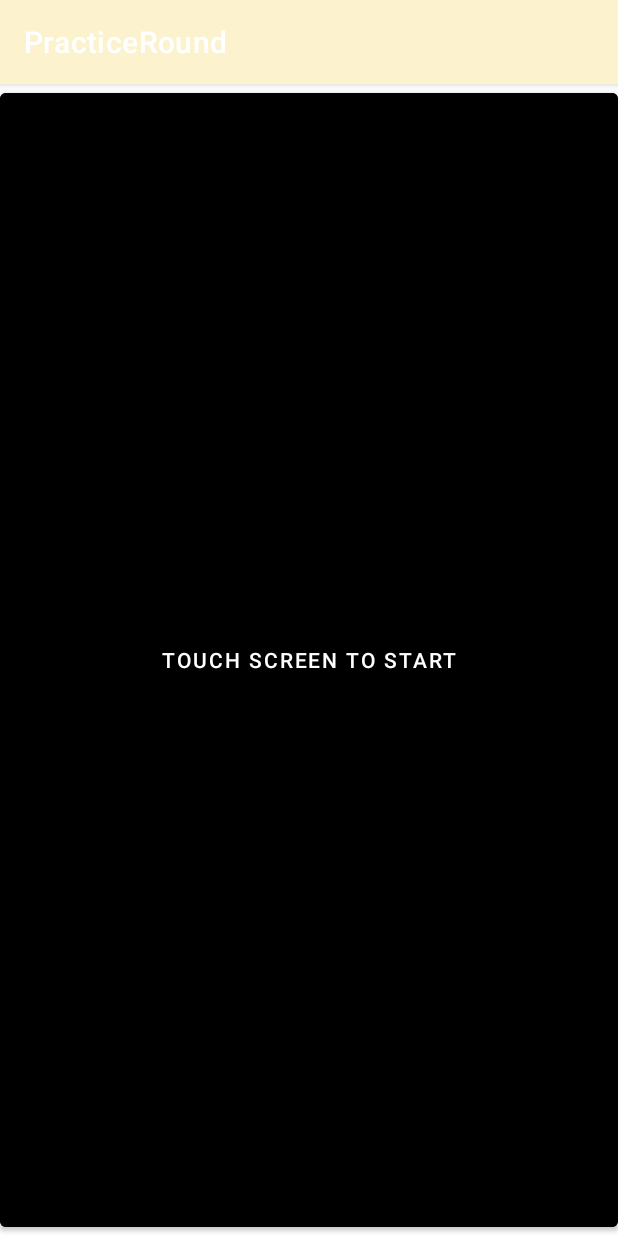
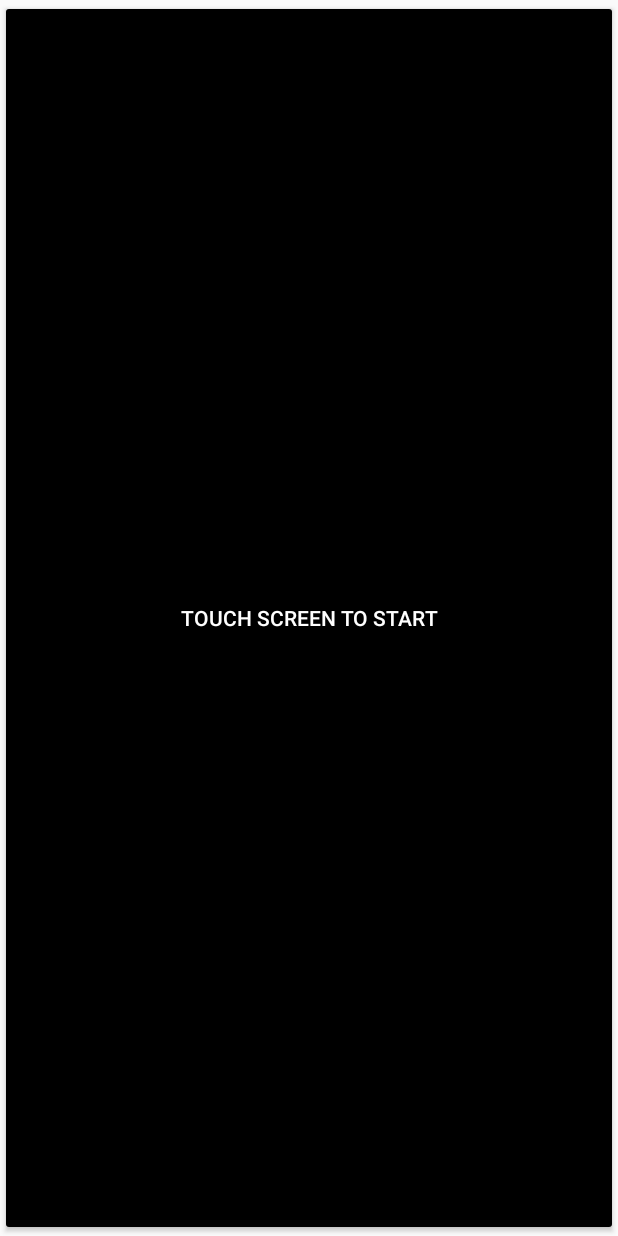
Before and after one commit to DaQuany/BottleFlavorPracticeRound, an Android app: the screen it shows after launch (MainActivity), on a phone screen of 412 x 824 dp. Run offline under Robolectric (Android 15) with nearby library versions, the phone set to English and light mode, and no system bars.

Commit message:
Eliminated top bar

```diff
--- a/app/src/main/res/drawable/buttonshape.xml
+++ b/app/src/main/res/drawable/buttonshape.xml
@@ -4,7 +4,7 @@
        android:radius="30dp"
        />
     <solid
-        android:color="@color/pink"
+        android:color="@color/purple_200"
         />
     <padding
         android:left="0dp"
--- a/app/src/main/res/layout/hospital1.xml
+++ b/app/src/main/res/layout/hospital1.xml
@@ -6,6 +6,8 @@
     android:layout_height="match_parent"
     android:background="@color/white"
     tools:context=".Scenario1">
+
+
 
     <ImageView
         android:id="@+id/background"
--- a/app/src/main/res/values/themes.xml
+++ b/app/src/main/res/values/themes.xml
@@ -1,6 +1,6 @@
 <resources xmlns:tools="http://schemas.android.com/tools">
     <!-- Base application theme. -->
-    <style name="Theme.PracticeRound" parent="Theme.MaterialComponents.DayNight.DarkActionBar">
+    <style name="Theme.PracticeRound" parent="Theme.AppCompat.Light.DarkActionBar">
         <!-- Primary brand color. -->
         <item name="colorPrimary">@color/purple_500</item>
         <item name="colorPrimaryVariant">@color/purple_700</item>
@@ -12,5 +12,8 @@
         <!-- Status bar color. -->
         <item name="android:statusBarColor">?attr/colorPrimaryVariant</item>
         <!-- Customize your theme here. -->
+        <item name="windowActionBar">false</item>
+        <item name="windowNoTitle">true</item>
+        <item name="android:windowFullscreen">true</item>
     </style>
 </resources>
```
